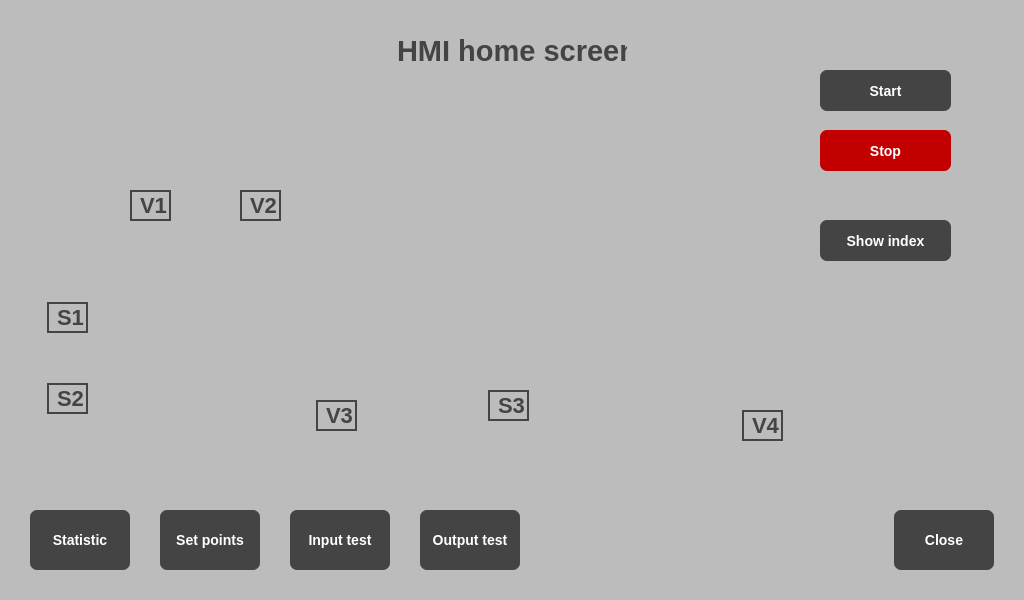
First picture: the form in Forms/mainwindow.ui, repository vieczorkamil/HMI-panel-PLC-S7-based-on-Raspberry-Pi-Engineering-Thesis, before the edit.
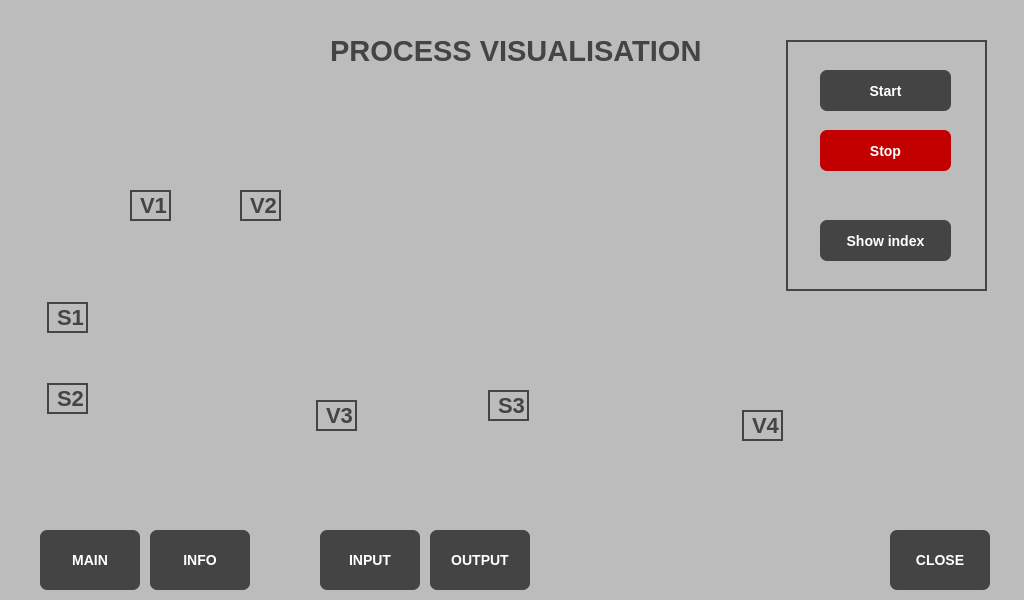
Second picture: the form after the edit. Icons and pictures are not drawn.

```diff
--- a/Forms/mainwindow.ui
+++ b/Forms/mainwindow.ui
@@ -51,51 +51,12 @@
 }</string>
     </property>
     <widget class="QWidget" name="homeScreen">
-     <widget class="QPushButton" name="inputTestButton">
-      <property name="geometry">
-       <rect>
-        <x>290</x>
-        <y>510</y>
-        <width>100</width>
-        <height>60</height>
-       </rect>
-      </property>
-      <property name="text">
-       <string>Input test</string>
-      </property>
-     </widget>
-     <widget class="QPushButton" name="outputTestButton">
-      <property name="geometry">
-       <rect>
-        <x>420</x>
-        <y>510</y>
-        <width>100</width>
-        <height>60</height>
-       </rect>
-      </property>
-      <property name="text">
-       <string>Output test</string>
-      </property>
-     </widget>
-     <widget class="QPushButton" name="closeButton">
-      <property name="geometry">
-       <rect>
-        <x>894</x>
-        <y>510</y>
-        <width>100</width>
-        <height>60</height>
-       </rect>
-      </property>
-      <property name="text">
-       <string>Close</string>
-      </property>
-     </widget>
      <widget class="QLabel" name="infoLabel">
       <property name="geometry">
        <rect>
-        <x>397</x>
+        <x>330</x>
         <y>30</y>
-        <width>230</width>
+        <width>381</width>
         <height>41</height>
        </rect>
       </property>
@@ -108,7 +69,7 @@
        </font>
       </property>
       <property name="text">
-       <string>HMI home screen</string>
+       <string>PROCESS VISUALISATION</string>
       </property>
      </widget>
      <widget class="QLabel" name="tank1_img">
@@ -649,32 +610,6 @@
        <string>Stop</string>
       </property>
      </widget>
-     <widget class="QPushButton" name="statsButton">
-      <property name="geometry">
-       <rect>
-        <x>30</x>
-        <y>510</y>
-        <width>100</width>
-        <height>60</height>
-       </rect>
-      </property>
-      <property name="text">
-       <string>Statistic</string>
-      </property>
-     </widget>
-     <widget class="QPushButton" name="setPointsButton">
-      <property name="geometry">
-       <rect>
-        <x>160</x>
-        <y>510</y>
-        <width>100</width>
-        <height>60</height>
-       </rect>
-      </property>
-      <property name="text">
-       <string>Set points</string>
-      </property>
-     </widget>
      <widget class="QLabel" name="V1label">
       <property name="geometry">
        <rect>
@@ -842,6 +777,93 @@
        <string>Show index</string>
       </property>
      </widget>
+     <widget class="QLabel" name="border">
+      <property name="geometry">
+       <rect>
+        <x>786</x>
+        <y>40</y>
+        <width>201</width>
+        <height>251</height>
+       </rect>
+      </property>
+      <property name="styleSheet">
+       <string notr="true">QLabel{
+	font: bold 22px;
+	color: rgb(68, 68, 68);
+	border: 2px solid rgb(68, 68, 68);
+	padding: 2px;
+}</string>
+      </property>
+      <property name="text">
+       <string/>
+      </property>
+     </widget>
+     <widget class="QPushButton" name="infoButton">
+      <property name="geometry">
+       <rect>
+        <x>150</x>
+        <y>530</y>
+        <width>100</width>
+        <height>60</height>
+       </rect>
+      </property>
+      <property name="text">
+       <string>INFO</string>
+      </property>
+     </widget>
+     <widget class="QPushButton" name="inputButton">
+      <property name="geometry">
+       <rect>
+        <x>320</x>
+        <y>530</y>
+        <width>100</width>
+        <height>60</height>
+       </rect>
+      </property>
+      <property name="text">
+       <string>INPUT</string>
+      </property>
+     </widget>
+     <widget class="QPushButton" name="backButton">
+      <property name="geometry">
+       <rect>
+        <x>890</x>
+        <y>530</y>
+        <width>100</width>
+        <height>60</height>
+       </rect>
+      </property>
+      <property name="text">
+       <string>CLOSE</string>
+      </property>
+     </widget>
+     <widget class="QPushButton" name="mainButton">
+      <property name="geometry">
+       <rect>
+        <x>40</x>
+        <y>530</y>
+        <width>100</width>
+        <height>60</height>
+       </rect>
+      </property>
+      <property name="text">
+       <string>MAIN</string>
+      </property>
+     </widget>
+     <widget class="QPushButton" name="outputButton">
+      <property name="geometry">
+       <rect>
+        <x>430</x>
+        <y>530</y>
+        <width>100</width>
+        <height>60</height>
+       </rect>
+      </property>
+      <property name="text">
+       <string>OUTPUT</string>
+      </property>
+     </widget>
+     <zorder>border</zorder>
      <zorder>sensorOFF1_img</zorder>
      <zorder>sensorOFF2_img</zorder>
      <zorder>sensorOFF3_img</zorder>
```
Left out of the diff: 10 changed lines with no effect on the pictures.
